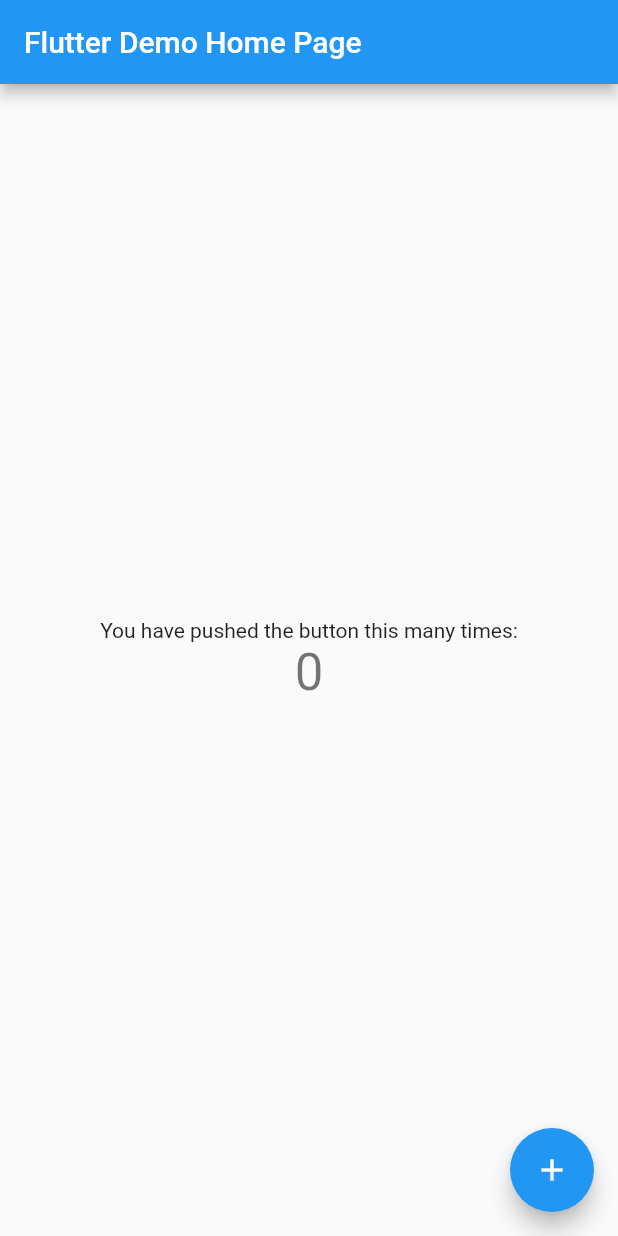
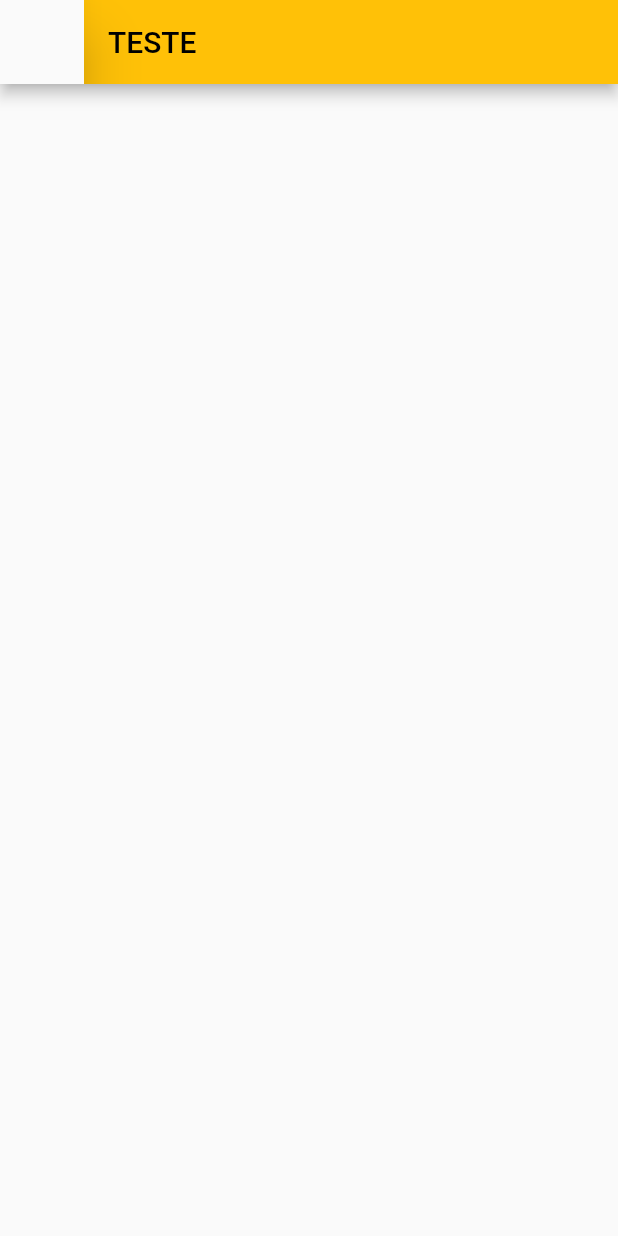
Before and after one commit to Mukai500/app_novo, a Flutter app: the screen it shows after launch, on a phone screen of 412 x 824 dp. Run offline on Flutter 3.47's test engine with Material 2 defaults, Android fonts, the phone set to English and light mode, and no system bars.

Commit message:
Criação da página Home

```diff
--- /dev/null
+++ b/lib/home.dart
@@ -0,0 +1,19 @@
+import 'package:flutter/material.dart';
+
+class Home extends StatefulWidget {
+  const Home({super.key});
+
+  @override
+  State<Home> createState() => _HomeState();
+}
+
+class _HomeState extends State<Home> {
+  @override
+  Widget build(BuildContext context) {
+    return Scaffold(
+        appBar: AppBar(
+      leading: Drawer(),
+      title: Text("TESTE"),
+    ));
+  }
+}
--- a/lib/main.dart
+++ b/lib/main.dart
@@ -1,4 +1,5 @@
 import 'package:flutter/material.dart';
+import 'home.dart';
 
 void main() {
   runApp(const MyApp());
@@ -10,61 +11,71 @@ class MyApp extends StatelessWidget {
   @override
   Widget build(BuildContext context) {
     return MaterialApp(
-      title: 'Flutter Demo',
-      theme: ThemeData(
-
-        primarySwatch: Colors.blue,
-      ),
-      home: const MyHomePage(title: 'Flutter Demo Home Page'),
+      title: "Teste",
+      theme: ThemeData(primarySwatch: Colors.amber),
+      home: Home(),
     );
   }
 }
 
-class MyHomePage extends StatefulWidget {
-  const MyHomePage({super.key, required this.title});
+// class MyApp extends StatelessWidget {
+//   const MyApp({super.key});
 
-  final String title;
+//   @override
+//   Widget build(BuildContext context) {
+//     return MaterialApp(
+//       title: '',
+//       theme: ThemeData(
+//         primarySwatch: Colors.red,
+//       ),
+//       home: const MyHomePage(title: '1 page'),
+//     );
+//   }
+// }
 
-  @override
-  State<MyHomePage> createState() => _MyHomePageState();
-}
+// class MyHomePage extends StatefulWidget {
+//   const MyHomePage({super.key, required this.title});
 
-class _MyHomePageState extends State<MyHomePage> {
-  int _counter = 0;
+//   final String title;
 
-  void _incrementCounter() {
-    setState(() {
-      _counter++;
-    });
-  }
+//   @override
+//   State<MyHomePage> createState() => _MyHomePageState();
+// }
 
-  @override
-  Widget build(BuildContext context) {
+// class _MyHomePageState extends State<MyHomePage> {
+//   int _counter = 0;
 
-    return Scaffold(
-      appBar: AppBar(
+//   void _incrementCounter() {
+//     setState(() {
+//       _counter++;
+//     });
+//   }
 
-        title: Text(widget.title),
-      ),
-      body: Center(
-        child: Column(
-          mainAxisAlignment: MainAxisAlignment.center,
-          children: <Widget>[
-            const Text(
-              'You have pushed the button this many times:',
-            ),
-            Text(
-              '$_counter',
-              style: Theme.of(context).textTheme.headline4,
-            ),
-          ],
-        ),
-      ),
-      floatingActionButton: FloatingActionButton(
-        onPressed: _incrementCounter,
-        tooltip: 'Increment',
-        child: const Icon(Icons.add),
-      ),
-    );
-  }
-}
+//   @override
+//   Widget build(BuildContext context) {
+//     return Scaffold(
+//       appBar: AppBar(
+//         title: Text(widget.title),
+//       ),
+//       body: Center(
+//         child: Column(
+//           mainAxisAlignment: MainAxisAlignment.center,
+//           children: <Widget>[
+//             const Text(
+//               'You have pushed the button this many times:',
+//             ),
+//             Text(
+//               '$_counter',
+//               style: Theme.of(context).textTheme.headline4,
+//             ),
+//           ],
+//         ),
+//       ),
+//       floatingActionButton: FloatingActionButton(
+//         onPressed: _incrementCounter,
+//         tooltip: 'Increment',
+//         child: const Icon(Icons.add),
+//       ),
+//     );
+//   }
+// }
```
